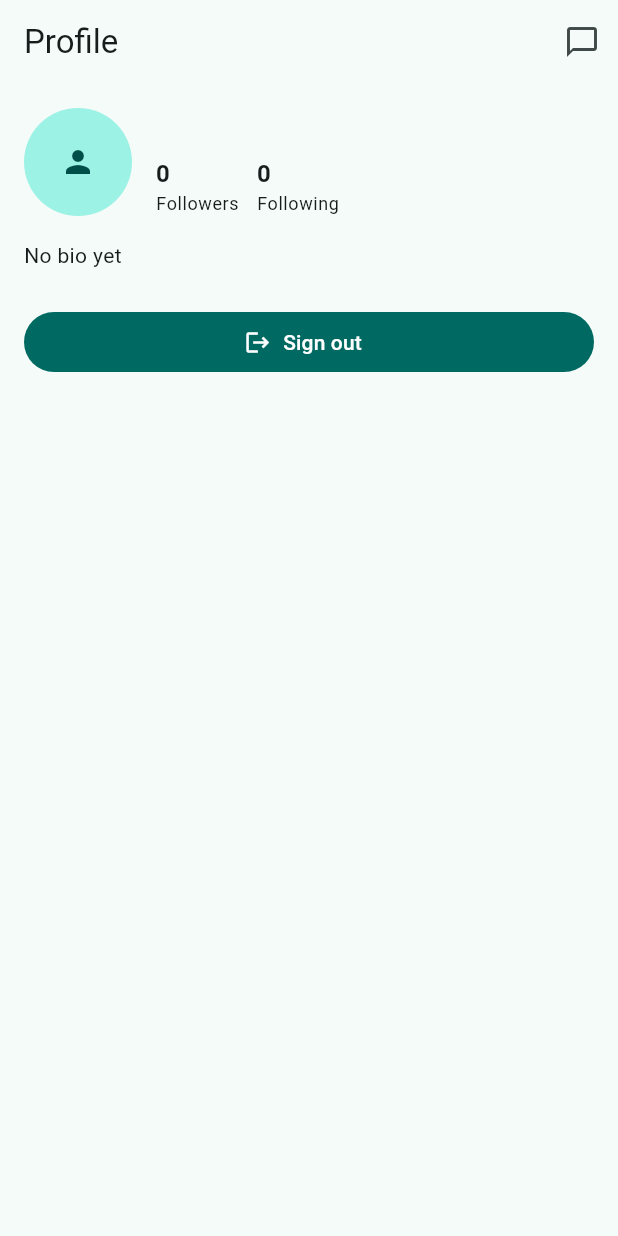
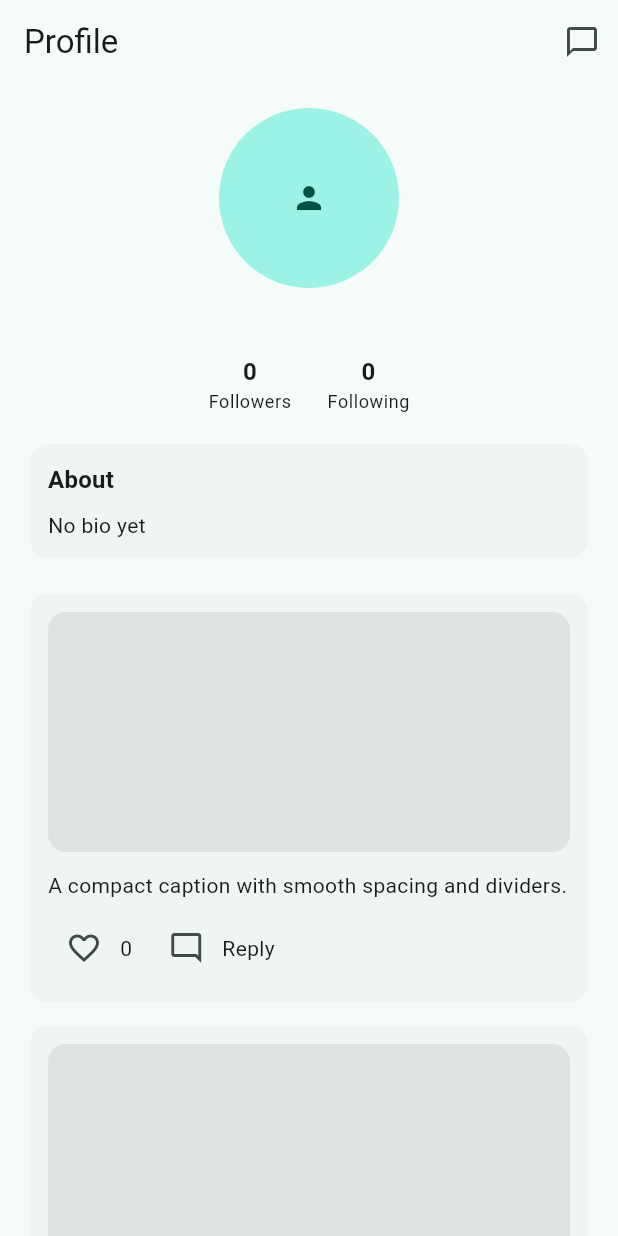
Before and after one commit to JzTheBvckster/my_block, a Flutter app: the ProfilePage screen opened directly, on a phone screen of 412 x 824 dp. Run offline on Flutter 3.47's test engine with Material 3 defaults, Android fonts, the phone set to English and light mode, and no system bars; our stand-ins replace cloud_firestore, firebase_auth, firebase_core; accounts and stored records are empty.

Commit message:
Refactor FeedPage to use PostCard widget and add watchUserPosts method in ProfileRepository

```diff
--- /dev/null
+++ b/lib/features/feed/presentation/widgets/post_card.dart
@@ -0,0 +1,111 @@
+import 'package:flutter/material.dart';
+import '../../../../core/widgets/spacing.dart';
+
+class PostCard extends StatefulWidget {
+  final bool showHeader;
+  const PostCard({super.key, this.showHeader = true});
+
+  @override
+  State<PostCard> createState() => _PostCardState();
+}
+
+class _PostCardState extends State<PostCard> {
+  int likes = 0;
+  bool liked = false;
+
+  void _toggleLike() {
+    setState(() {
+      liked = !liked;
+      likes += liked ? 1 : -1;
+    });
+  }
+
+  Future<void> _replyToPost() async {
+    final controller = TextEditingController();
+    final result = await showDialog<String>(
+      context: context,
+      builder: (ctx) => AlertDialog(
+        title: const Text('Reply'),
+        content: TextField(
+          controller: controller,
+          maxLines: 3,
+          decoration: const InputDecoration(
+            hintText: 'Write a reply...',
+            border: OutlineInputBorder(),
+          ),
+        ),
+        actions: [
+          TextButton(
+            onPressed: () => Navigator.pop(ctx),
+            child: const Text('Cancel'),
+          ),
+          FilledButton(
+            onPressed: () => Navigator.pop(ctx, controller.text.trim()),
+            child: const Text('Send'),
+          ),
+        ],
+      ),
+    );
+    if ((result ?? '').isNotEmpty) {
+      ScaffoldMessenger.of(
+        context,
+      ).showSnackBar(const SnackBar(content: Text('Reply sent')));
+    }
+  }
+
+  @override
+  Widget build(BuildContext context) {
+    return Card(
+      elevation: 0,
+      clipBehavior: Clip.antiAlias,
+      child: Padding(
+        padding: const EdgeInsets.all(12),
+        child: Column(
+          crossAxisAlignment: CrossAxisAlignment.start,
+          children: [
+            if (widget.showHeader) ...[
+              Row(
+                children: const [
+                  CircleAvatar(radius: 16),
+                  Gap.wsm,
+                  Text('Dancer Name'),
+                  Spacer(),
+                  Icon(Icons.more_horiz),
+                ],
+              ),
+              Gap.md,
+            ],
+            Container(
+              height: 160,
+              decoration: BoxDecoration(
+                color: Theme.of(context).colorScheme.surfaceContainerHighest,
+                borderRadius: BorderRadius.circular(12),
+              ),
+            ),
+            Gap.md,
+            const Text('A compact caption with smooth spacing and dividers.'),
+            Gap.sm,
+            Row(
+              children: [
+                IconButton(
+                  icon: Icon(
+                    liked ? Icons.favorite : Icons.favorite_border,
+                    color: liked ? Theme.of(context).colorScheme.primary : null,
+                  ),
+                  onPressed: _toggleLike,
+                ),
+                Text('$likes'),
+                Gap.wmd,
+                IconButton(
+                  icon: const Icon(Icons.mode_comment_outlined),
+                  onPressed: _replyToPost,
+                ),
+                const Text('Reply'),
+              ],
+            ),
+          ],
+        ),
+      ),
+    );
+  }
+}
--- a/lib/features/profile/presentation/profile_page.dart
+++ b/lib/features/profile/presentation/profile_page.dart
@@ -1,6 +1,7 @@
 import 'package:flutter/material.dart';
 import 'package:firebase_auth/firebase_auth.dart';
 import 'package:cloud_firestore/cloud_firestore.dart';
+import 'package:my_block/features/feed/presentation/widgets/post_card.dart';
 import 'package:provider/provider.dart';
 
 import '../data/profile_repository.dart';
@@ -55,48 +56,70 @@ class ProfilePage extends StatelessWidget {
           return ListView(
             padding: const EdgeInsets.all(16),
             children: [
-              Row(
+              Column(
+                crossAxisAlignment: CrossAxisAlignment.center,
                 children: [
                   CircleAvatar(
-                    radius: 36,
+                    radius: 60,
                     backgroundImage: photoURL.isNotEmpty
                         ? NetworkImage(photoURL)
                         : null,
                     child: photoURL.isEmpty ? const Icon(Icons.person) : null,
                   ),
-                  Gap.wlg,
-                  Expanded(
-                    child: Column(
-                      crossAxisAlignment: CrossAxisAlignment.start,
-                      children: [
+                  Gap.md,
                   Text(
                     displayName,
-                          style: Theme.of(context).textTheme.titleMedium
-                              ?.copyWith(fontWeight: FontWeight.w700),
+                    textAlign: TextAlign.center,
+                    style: Theme.of(context).textTheme.titleMedium?.copyWith(
+                      fontWeight: FontWeight.w700,
+                    ),
                   ),
                   if (username.isNotEmpty)
                     Text(
                       '@$username',
+                      textAlign: TextAlign.center,
                       style: Theme.of(context).textTheme.bodyMedium,
                     ),
                   Gap.sm,
                   Row(
+                    mainAxisAlignment: MainAxisAlignment.center,
                     children: [
                       _Stat(label: 'Followers', value: followers),
-                            Gap.wmd,
+                      Gap.wxl,
                       _Stat(label: 'Following', value: following),
                     ],
                   ),
                 ],
               ),
+              Gap.lg,
+              Card(
+                elevation: 0,
+                child: Padding(
+                  padding: const EdgeInsets.all(12),
+                  child: Column(
+                    crossAxisAlignment: CrossAxisAlignment.start,
+                    children: [
+                      Text(
+                        'About',
+                        style: Theme.of(context).textTheme.titleMedium
+                            ?.copyWith(fontWeight: FontWeight.w600),
                       ),
-                ],
-              ),
-              Gap.lg,
+                      Gap.sm,
                       Text(
                         bio.isNotEmpty ? bio : 'No bio yet',
                         style: Theme.of(context).textTheme.bodyMedium,
                       ),
+                    ],
+                  ),
+                ),
+              ),
+              Gap.lg,
+              // Temporarily reuse PostCard without header until real posts are wired
+              const PostCard(showHeader: false),
+              Gap.sm,
+              const PostCard(showHeader: false),
+              Gap.sm,
+              const PostCard(showHeader: false),
               Gap.xl,
               FilledButton.icon(
                 onPressed: () async {
@@ -119,6 +142,52 @@ class ProfilePage extends StatelessWidget {
   }
 }
 
+class _RecentPostsGrid extends StatelessWidget {
+  final String uid;
+  const _RecentPostsGrid({required this.uid});
+
+  @override
+  Widget build(BuildContext context) {
+    final repo = context.read<ProfileRepository>();
+    return StreamBuilder<List<Map<String, dynamic>>>(
+      stream: repo.watchUserPosts(uid, limit: 12),
+      builder: (context, snapshot) {
+        final posts = snapshot.data ?? const [];
+        if (snapshot.connectionState == ConnectionState.waiting &&
+            posts.isEmpty) {
+          return const Center(child: CircularProgressIndicator());
+        }
+        if (posts.isEmpty) {
+          return const Text('No posts yet');
+        }
+        return GridView.builder(
+          shrinkWrap: true,
+          physics: const NeverScrollableScrollPhysics(),
+          itemCount: posts.length,
+          gridDelegate: const SliverGridDelegateWithFixedCrossAxisCount(
+            crossAxisCount: 3,
+            mainAxisSpacing: 8,
+            crossAxisSpacing: 8,
+          ),
+          itemBuilder: (context, index) {
+            final p = posts[index];
+            final mediaUrl = p['mediaUrl'] as String? ?? '';
+            return ClipRRect(
+              borderRadius: BorderRadius.circular(8),
+              child: Container(
+                color: Theme.of(context).colorScheme.surfaceContainerHighest,
+                child: mediaUrl.isNotEmpty
+                    ? Image.network(mediaUrl, fit: BoxFit.cover)
+                    : const Icon(Icons.image, size: 32),
+              ),
+            );
+          },
+        );
+      },
+    );
+  }
+}
+
 class _Stat extends StatelessWidget {
   final String label;
   final int value;
@@ -128,15 +197,20 @@ class _Stat extends StatelessWidget {
   Widget build(BuildContext context) {
     return Column(
       mainAxisSize: MainAxisSize.min,
-      crossAxisAlignment: CrossAxisAlignment.start,
+      crossAxisAlignment: CrossAxisAlignment.center,
       children: [
         Text(
           '$value',
+          textAlign: TextAlign.center,
           style: Theme.of(
             context,
           ).textTheme.titleMedium?.copyWith(fontWeight: FontWeight.w700),
         ),
-        Text(label, style: Theme.of(context).textTheme.bodySmall),
+        Text(
+          label,
+          textAlign: TextAlign.center,
+          style: Theme.of(context).textTheme.bodySmall,
+        ),
       ],
     );
   }
```
Also changed, not shown: lib/features/feed/presentation/feed_page.dart (+3 -39 lines), lib/features/profile/data/profile_repository.dart (+13 -0 lines). Lines whose indentation alone changed are shown as unchanged.
